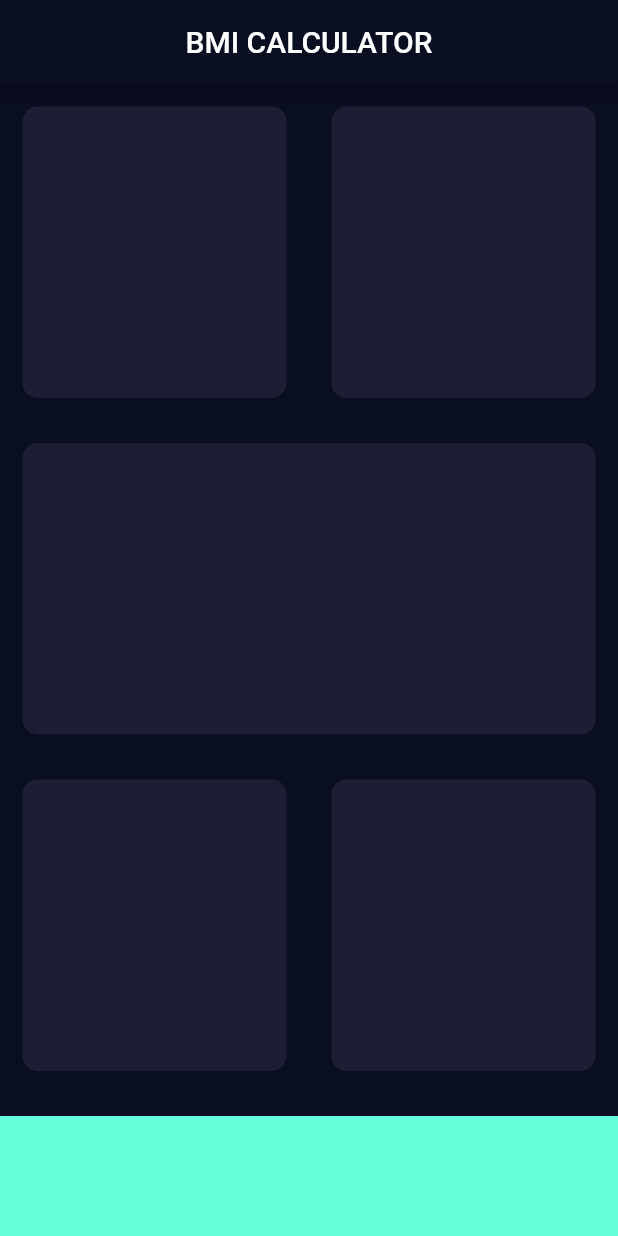
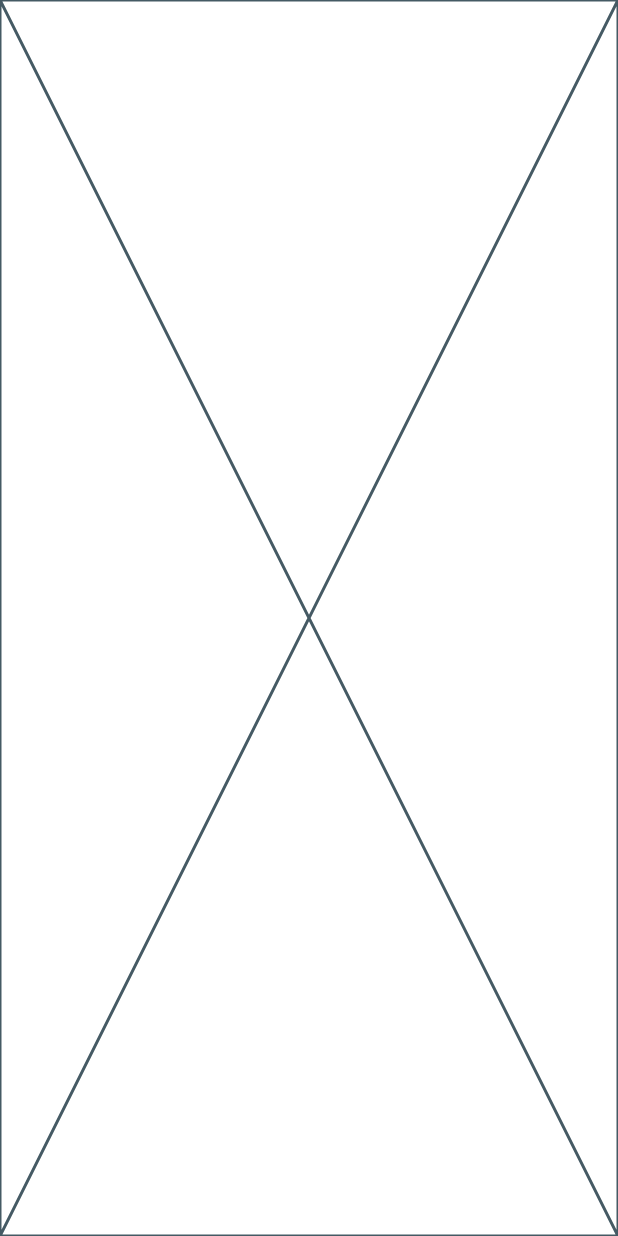
Before and after one commit to sussananukem/bmi_calculator, a Flutter app: the screen it shows after launch, on a phone screen of 412 x 824 dp. Run offline on Flutter 3.47's test engine with Material 2 defaults, Android fonts, the phone set to English and light mode, and no system bars; our stand-ins replace device_preview.

Commit message:
Restarted Work for better understanding

```diff
--- a/lib/home.dart
+++ /dev/null
@@ -1,85 +0,0 @@
-import 'package:flutter/material.dart';
-
-class MyHomePage extends StatefulWidget {
-  const MyHomePage({Key? key}) : super(key: key);
-
-  @override
-  State<MyHomePage> createState() => _MyHomePageState();
-}
-
-class _MyHomePageState extends State<MyHomePage> {
-  final activeCardColor = const Color(0xFF1D1E33);
-  final bottomButtonColor = Colors.tealAccent;
-  @override
-  Widget build(BuildContext context) {
-    return Scaffold(
-      appBar: AppBar(
-        title: const Center(child: Text('BMI CALCULATOR')),
-      ),
-      body: Column(
-        children: [
-          Expanded(
-            child: Row(
-              children: [
-                Expanded(
-                  child: ReusableCard(
-                    myColor: activeCardColor,
-                  ),
-                ),
-                Expanded(
-                  child: ReusableCard(
-                    myColor: activeCardColor,
-                  ),
-                ),
-              ],
-            ),
-          ),
-          Expanded(
-            child: ReusableCard(
-              myColor: activeCardColor,
-            ),
-          ),
-          Expanded(
-            child: Row(
-              children: [
-                Expanded(
-                  child: ReusableCard(
-                    myColor: activeCardColor,
-                  ),
-                ),
-                Expanded(
-                  child: ReusableCard(
-                    myColor: activeCardColor,
-                  ),
-                ),
-              ],
-            ),
-          ),
-          Container(
-            color: bottomButtonColor,
-            margin: const EdgeInsets.only(top: 15),
-            width: double.infinity,
-            height: 80,
-          ),
-        ],
-      ),
-    );
-  }
-}
-
-class ReusableCard extends StatelessWidget {
-  final Color myColor;
-
-  const ReusableCard({super.key, required this.myColor});
-
-  @override
-  Widget build(BuildContext context) {
-    return Container(
-      margin: const EdgeInsets.all(15),
-      decoration: BoxDecoration(
-        borderRadius: BorderRadius.circular(10.0),
-        color: const Color(0xFF1D1E33),
-      ),
-    );
-  }
-}
--- a/lib/main.dart
+++ b/lib/main.dart
@@ -1,7 +1,6 @@
 import 'package:device_preview/device_preview.dart';
 import 'package:flutter/foundation.dart';
 import 'package:flutter/material.dart';
-import 'home.dart';
 
 void main() {
   runApp(
@@ -22,14 +21,21 @@ class MyApp extends StatelessWidget {
       locale: DevicePreview.locale(context),
       builder: DevicePreview.appBuilder,
       title: 'BMI Calculator Application',
-      theme: ThemeData.dark().copyWith(
-        primaryColor: const Color(0xFF0A0E21),
-        scaffoldBackgroundColor: const Color(0xFF0A0E21),
-        appBarTheme: const AppBarTheme(
-          backgroundColor: Color(0xFF0A0E21),
-        )
-      ),
+      theme: ThemeData.dark(),
       home: const MyHomePage(),
     );
   }
 }
+class MyHomePage extends StatefulWidget {
+  const MyHomePage({Key? key}) : super(key: key);
+
+  @override
+  State<MyHomePage> createState() => _MyHomePageState();
+}
+
+class _MyHomePageState extends State<MyHomePage> {
+  @override
+  Widget build(BuildContext context) {
+    return const Placeholder();
+  }
+}
```
